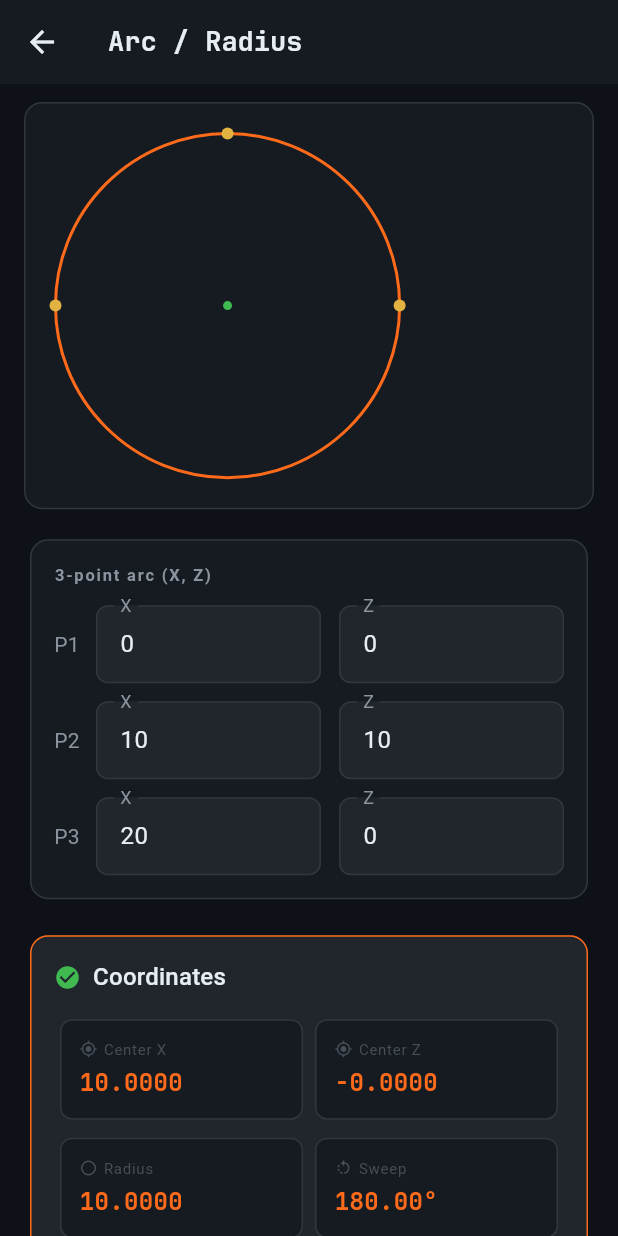
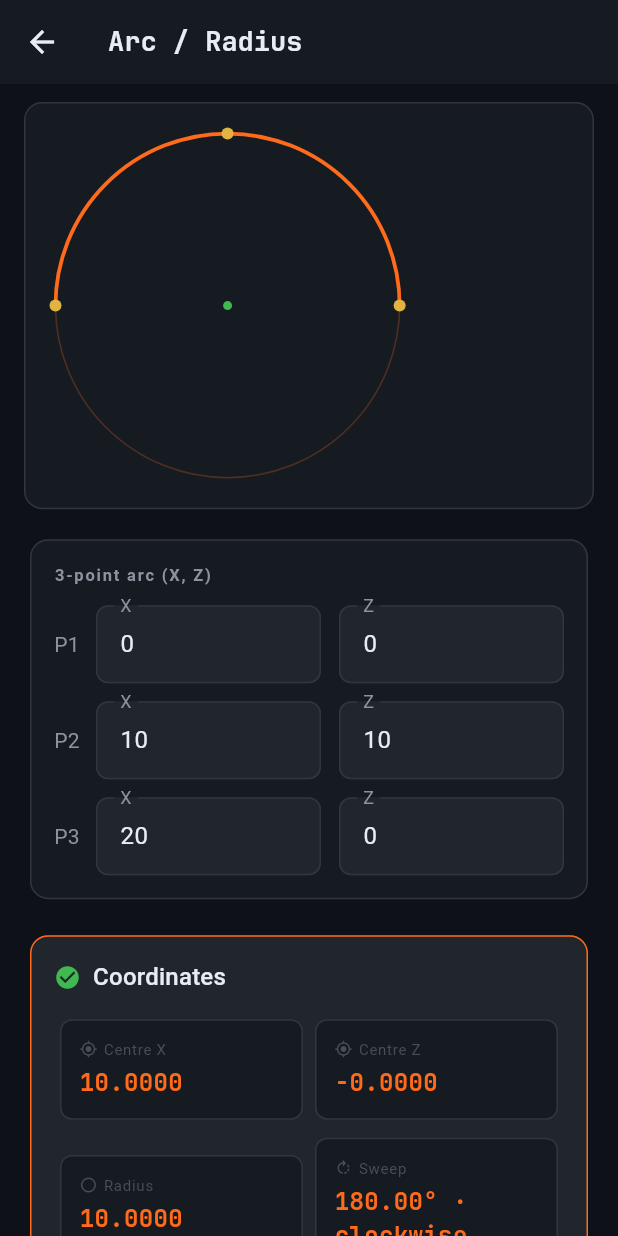
Before and after one commit to emadleo13/CNC-app-project-, a Flutter app: the ArcScreen screen opened directly, on a phone screen of 412 x 824 dp. Run offline on Flutter 3.47's test engine with Material 3 defaults, Android fonts, the phone set to English and light mode, and no system bars; our stand-ins replace file_picker, flutter_riverpod, flutter_secure_storage, go_router, hive_flutter, image_picker and 6 more; missing offline and left inert: country_flags; accounts and stored records are empty; network calls fail.

Commit message:
Show the real direction of three-point arcs and open Latin-1 G-code files
ArcCalculator always took the counter-clockwise sweep from p1 to p3, so a 90°
clockwise arc through p2 showed as 270°. It now checks whether p2 lies on the
CCW sweep and reports the sweep along the arc that really passes through p2,
with its direction. The screen shows "90.00° · clockwise". The preview draws
that arc over a faint full circle, and its labels are translated.

Files from older controls and CAM posts are often Latin-1/Windows-1252 (Ø or °
in comments). File.readAsString rejected them as invalid UTF-8, so they could
not be opened. decodeProgramFile tries UTF-8 and falls back to Latin-1.

Co-Authored-By: Claude Opus 5.5 <noreply@anthropic.com>

```diff
--- a/lib/core/l10n/strings_en.dart
+++ b/lib/core/l10n/strings_en.dart
@@ -527,4 +527,11 @@ class AppStringsEn implements AppStrings {
       'Calculated speeds are capped at this. Leave empty or 0 for no limit.';
   @override String get resRpmLimited      =>
       'Capped at the machine maximum of {max} RPM (calculated: {rpm} RPM). Cutting speed at the cap: {vc}.';
+
+  @override String get arcCenterX => 'Centre X';
+  @override String get arcCenterZ => 'Centre Z';
+  @override String get arcRadius  => 'Radius';
+  @override String get arcSweep   => 'Sweep';
+  @override String get arcCw      => 'clockwise';
+  @override String get arcCcw     => 'counter-clockwise';
 }
--- a/lib/features/coordinates/domain/arc_calculator.dart
+++ b/lib/features/coordinates/domain/arc_calculator.dart
@@ -9,9 +9,24 @@ class ArcPoint {
 class ArcResult {
   final ArcPoint center;
   final double radius;
-  final double sweepAngle; // degrees, p1→p3 about the centre
-  const ArcResult(
-      {required this.center, required this.radius, required this.sweepAngle});
+
+  /// Degrees from p1 to p3 along the arc that passes through p2.
+  final double sweepAngle;
+
+  /// Direction from p1 through p2 to p3, with X to the right and Z up (as the
+  /// preview draws it).
+  final bool clockwise;
+
+  /// Start angle of p1 about the centre, radians, same frame.
+  final double startAngle;
+
+  const ArcResult({
+    required this.center,
+    required this.radius,
+    required this.sweepAngle,
+    required this.clockwise,
+    required this.startAngle,
+  });
 }
 
 class ArcCalculator {
@@ -36,12 +51,28 @@ class ArcCalculator {
     final radius =
         math.sqrt((ax - ux) * (ax - ux) + (az - uz) * (az - uz));
 
-    final a1 = math.atan2(az - uz, ax - ux);
-    final a3 = math.atan2(cz - uz, cx - ux);
-    var sweep = (a3 - a1) * 180 / math.pi;
-    if (sweep < 0) sweep += 360;
+    // Angles about the centre. The counter-clockwise sweep from p1 to p3 is
+    // the right arc only if p2 lies inside it; otherwise the arc runs the
+    // other way. (Always taking the CCW sweep showed 270° for a 90° CW arc.)
+    double ccw(double from, double to) {
+      var d = (to - from) % (2 * math.pi);
+      if (d < 0) d += 2 * math.pi;
+      return d;
+    }
+    final t1 = math.atan2(az - uz, ax - ux);
+    final t2 = math.atan2(bz - uz, bx - ux);
+    final t3 = math.atan2(cz - uz, cx - ux);
+    final ccwSweep = ccw(t1, t3);
+    final clockwise = ccw(t1, t2) > ccwSweep;
+    final sweep = (clockwise ? 2 * math.pi - ccwSweep : ccwSweep) * 180 / math.pi;
 
-    return ArcResult(center: center, radius: radius, sweepAngle: sweep);
+    return ArcResult(
+      center: center,
+      radius: radius,
+      sweepAngle: sweep,
+      clockwise: clockwise,
+      startAngle: t1,
+    );
   }
 
   /// Radius from a chord length and the included (sweep) angle in degrees.
--- a/lib/features/coordinates/presentation/arc_screen.dart
+++ b/lib/features/coordinates/presentation/arc_screen.dart
@@ -1,3 +1,4 @@
+import 'dart:math' as math;
 import 'package:flutter/material.dart';
 import 'package:flutter_riverpod/flutter_riverpod.dart';
 import '../../../core/l10n/app_strings.dart';
@@ -111,21 +112,21 @@ class _ArcScreenState extends ConsumerState<ArcScreen> {
           else
             CalcResultCard(title: s.resCoordinates, tiles: [
               CalcResultTile(
-                  label: 'Center X',
+                  label: s.arcCenterX,
                   value: r.center.x.toStringAsFixed(4),
                   icon: Icons.gps_fixed),
               CalcResultTile(
-                  label: 'Center Z',
+                  label: s.arcCenterZ,
                   value: r.center.z.toStringAsFixed(4),
                   icon: Icons.gps_fixed),
               CalcResultTile(
-                  label: 'Radius',
+                  label: s.arcRadius,
                   value: r.radius.toStringAsFixed(4),
                   icon: Icons.radio_button_unchecked),
               CalcResultTile(
-                  label: 'Sweep',
-                  value: '${r.sweepAngle.toStringAsFixed(2)}°',
-                  icon: Icons.rotate_left),
+                  label: s.arcSweep,
+                  value: '${r.sweepAngle.toStringAsFixed(2)}° · ${r.clockwise ? s.arcCw : s.arcCcw}',
+                  icon: r.clockwise ? Icons.rotate_right : Icons.rotate_left),
             ]),
         ],
       ),
@@ -159,12 +160,26 @@ class _ArcPainter extends CustomPainter {
     Offset map(double x, double z) =>
         Offset(pad + (x - minX) * scale, size.height - pad - (z - minZ) * scale);
 
+    // Faint full circle, with the actual arc p1 → p2 → p3 drawn over it.
     final circlePaint = Paint()
+      ..color = AppColors.primary.withValues(alpha: 0.25)
+      ..style = PaintingStyle.stroke
+      ..strokeWidth = 1;
+    final centre = map(result.center.x, result.center.z);
+    canvas.drawCircle(centre, result.radius * scale, circlePaint);
+    final arcPaint = Paint()
       ..color = AppColors.primary
       ..style = PaintingStyle.stroke
-      ..strokeWidth = 2;
-    canvas.drawCircle(
-        map(result.center.x, result.center.z), result.radius * scale, circlePaint);
+      ..strokeWidth = 2.5;
+    // Canvas y points down, so angles flip sign relative to the X/Z frame.
+    final sweepRad = result.sweepAngle * math.pi / 180;
+    canvas.drawArc(
+      Rect.fromCircle(center: centre, radius: result.radius * scale),
+      -result.startAngle,
+      result.clockwise ? sweepRad : -sweepRad,
+      false,
+      arcPaint,
+    );
 
     final ptPaint = Paint()..color = AppColors.warningYellow;
     for (final p in pts) {
```
Also changed, not shown: lib/core/l10n/app_strings.dart (+8 -0 lines), lib/core/l10n/strings_ar.dart (+7 -0 lines), lib/core/l10n/strings_fa.dart (+7 -0 lines), lib/core/l10n/strings_ro.dart (+7 -0 lines), lib/features/gcode_analyzer/presentation/gcode_input_screen.dart (+13 -1 lines), 2 other files.
